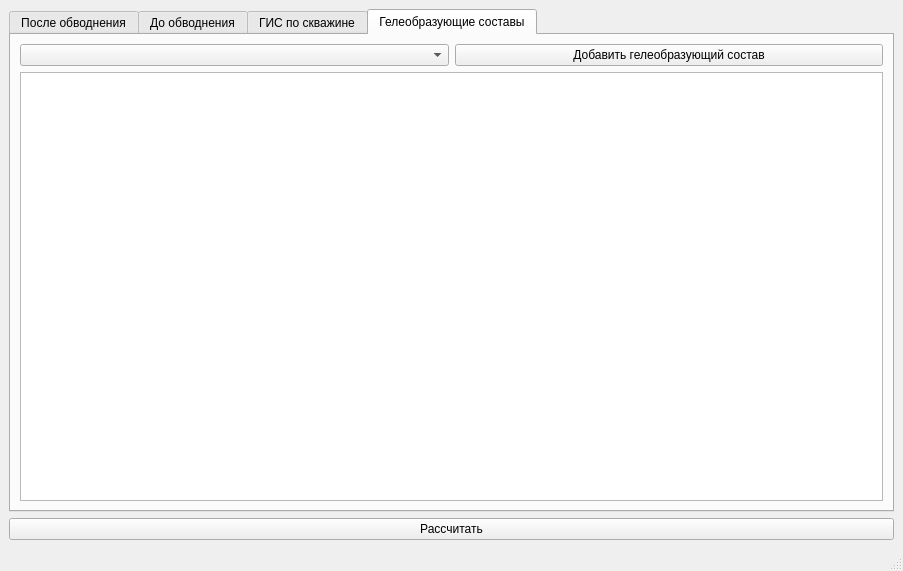
This is Application/UIWindow.ui in ildarhb/NIPI as Qt 5 draws it before an edit. The edited form follows.
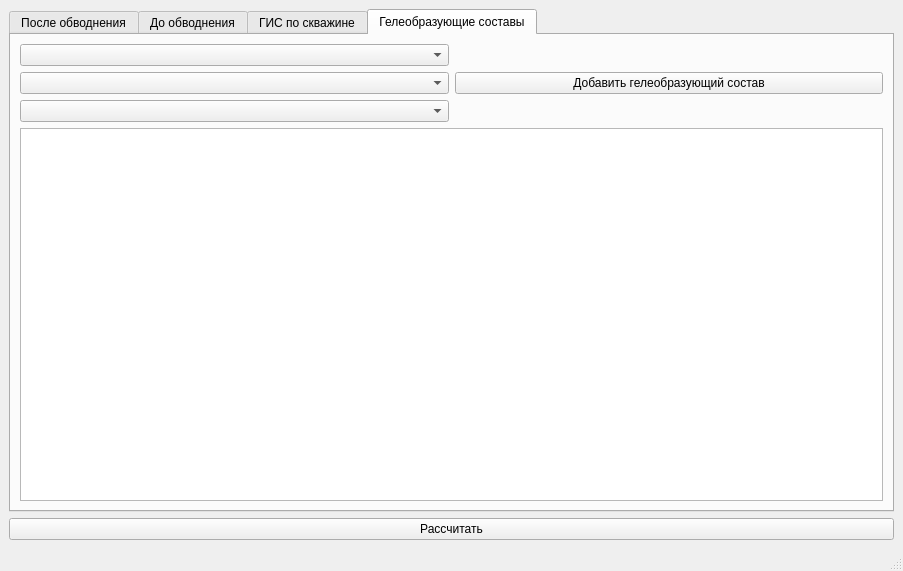
This is the edited form. The open tabs and pages were chosen to show the change.

Commit message: Реализация выбора трех полимеров, в классе WindowData.py теперь gelling - это словарь из трех выбранных полимеров

Diff of the .ui file:
```diff
--- a/Application/UIWindow.ui
+++ b/Application/UIWindow.ui
@@ -71,7 +71,17 @@
         <item>
          <layout class="QHBoxLayout" name="horizontalLayout">
           <item>
-           <widget class="QComboBox" name="comboGelling"/>
+           <layout class="QVBoxLayout" name="verticalLayout_6">
+            <item>
+             <widget class="QComboBox" name="comboGelling1"/>
+            </item>
+            <item>
+             <widget class="QComboBox" name="comboGelling2"/>
+            </item>
+            <item>
+             <widget class="QComboBox" name="comboGelling3"/>
+            </item>
+           </layout>
           </item>
           <item>
            <widget class="QPushButton" name="btnAddGelling">
```
Left out of the diff: 2 changed lines with no effect on the pictures. The commit also changes 2 other files.
